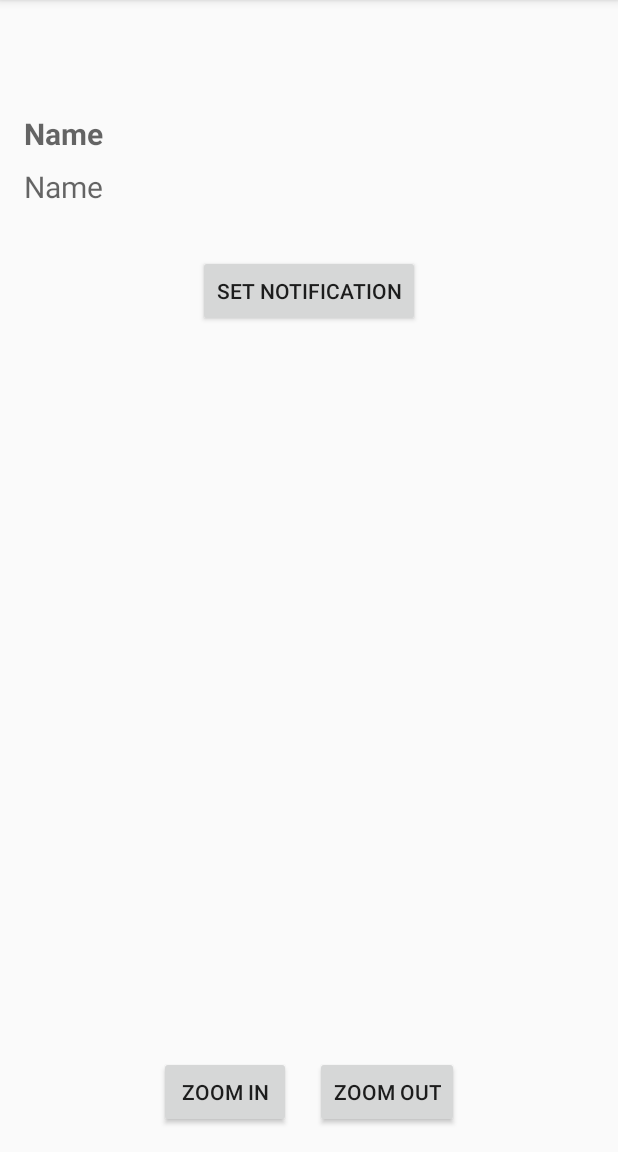
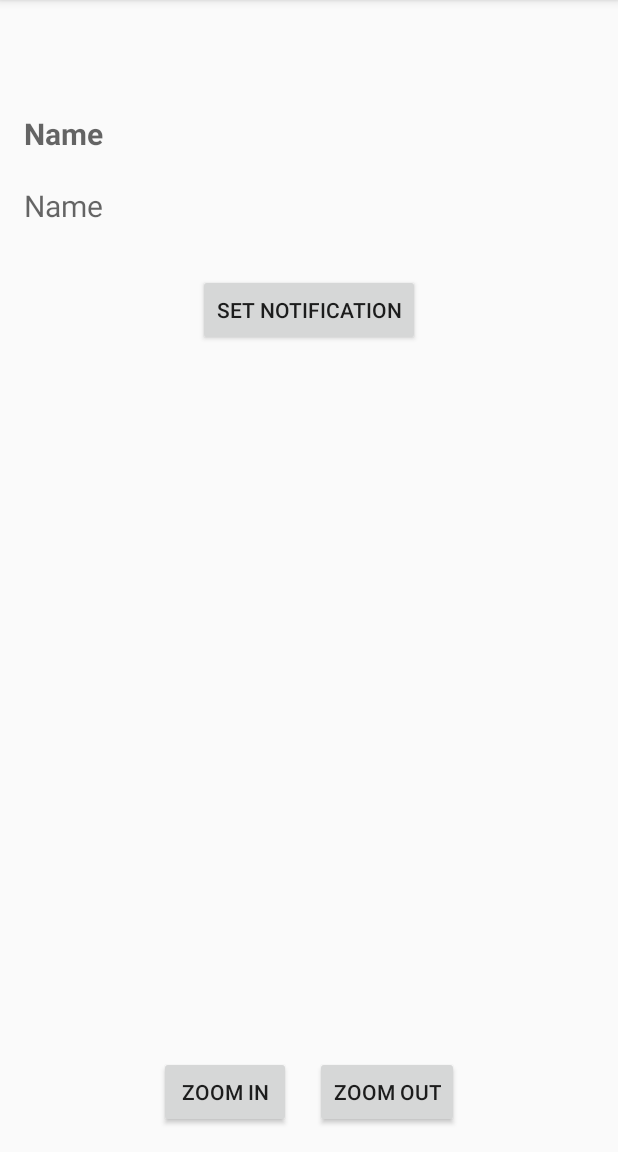
Before and after one commit to fadlullahn/sunnah, an Android app: the ReminderActivity screen opened directly, with no data from a screen before it, on a phone screen of 412 x 824 dp, the part 84-1236 px from its top. Run offline under Robolectric (Android 15) with nearby library versions, the phone set to English and light mode, and no system bars; pictures from the network do not load.

Commit message:
Initial commit

```diff
--- a/app/src/main/java/com/example/sunnah/ReminderActivity.java
+++ b/app/src/main/java/com/example/sunnah/ReminderActivity.java
@@ -5,6 +5,7 @@ import android.app.NotificationManager;
 import android.app.PendingIntent;
 import android.content.Intent;
 import android.content.SharedPreferences;
+import android.graphics.text.LineBreaker;
 import android.media.MediaPlayer;
 import android.os.Build;
 import android.os.Bundle;
@@ -210,6 +211,7 @@ public class ReminderActivity extends AppCompatActivity {
                     if (sentenceBuilder.length() > 0) {
                         TextView textView = new TextView(this);
                         textView.setText(sentenceBuilder.toString().trim());
+                        textView.setJustificationMode(LineBreaker.JUSTIFICATION_MODE_INTER_WORD);
                         textView.setTextSize(textSize); // Terapkan ukuran teks
                         playButtonsContainer.addView(textView);
                         sentenceBuilder.setLength(0); // Reset untuk kalimat berikutnya
@@ -230,6 +232,7 @@ public class ReminderActivity extends AppCompatActivity {
             if (sentenceBuilder.length() > 0) {
                 TextView textView = new TextView(this);
                 textView.setText(sentenceBuilder.toString().trim());
+                textView.setJustificationMode(LineBreaker.JUSTIFICATION_MODE_INTER_WORD);
                 textView.setTextSize(textSize); // Terapkan ukuran teks
                 playButtonsContainer.addView(textView);
             }
--- a/app/src/main/java/com/example/sunnah/SunnahUbahActivity.java
+++ b/app/src/main/java/com/example/sunnah/SunnahUbahActivity.java
@@ -1,6 +1,7 @@
 package com.example.sunnah;
 
 import android.content.Intent;
+import android.graphics.text.LineBreaker;
 import android.media.MediaPlayer;
 import android.os.Bundle;
 import android.util.Log;
@@ -203,6 +204,7 @@ public class SunnahUbahActivity extends AppCompatActivity {
                     if (sentenceBuilder.length() > 0) {
                         TextView textView = new TextView(this);
                         textView.setText(sentenceBuilder.toString().trim());
+                        textView.setJustificationMode(LineBreaker.JUSTIFICATION_MODE_INTER_WORD);
                         textView.setTextSize(textSize); // Terapkan ukuran teks
                         playButtonsContainer.addView(textView);
                         sentenceBuilder.setLength(0); // Reset untuk kalimat berikutnya
@@ -223,6 +225,7 @@ public class SunnahUbahActivity extends AppCompatActivity {
             if (sentenceBuilder.length() > 0) {
                 TextView textView = new TextView(this);
                 textView.setText(sentenceBuilder.toString().trim());
+                textView.setJustificationMode(LineBreaker.JUSTIFICATION_MODE_INTER_WORD);
                 textView.setTextSize(textSize); // Terapkan ukuran teks
                 playButtonsContainer.addView(textView);
             }
--- a/app/src/main/res/layout/activity_reminder.xml
+++ b/app/src/main/res/layout/activity_reminder.xml
@@ -47,27 +47,28 @@
 
             <TextView
                 android:id="@+id/tv_name"
-                android:layout_width="wrap_content"
+                android:layout_width="match_parent"
                 android:layout_height="wrap_content"
                 android:hint="Name"
                 android:textStyle="bold"
                 android:textSize="20sp"
-                android:inputType="text"/>
+                android:layout_marginBottom="10dp"/>
 
             <ImageView
                 android:id="@+id/tv_gambar"
                 android:layout_gravity="center"
                 android:layout_width="wrap_content"
                 android:layout_height="wrap_content"
-                android:layout_marginBottom="4dp"
-                android:layout_marginTop="4dp"
+                android:layout_marginBottom="5dp"
+                android:layout_marginTop="5dp"
                 android:scaleType="centerCrop"
                 app:layout_constraintDimensionRatio="H,1:1"
                 app:layout_constraintEnd_toStartOf="@+id/guideline"
                 app:layout_constraintStart_toStartOf="parent"
                 app:layout_constraintTop_toTopOf="parent"
                 app:layout_constraintBottom_toBottomOf="parent"
-                tools:src="@color/colorAccent" />
+                tools:src="@color/colorAccent"
+                />
 
             <LinearLayout
                 android:id="@+id/play_buttons_container"
--- a/app/src/main/res/layout/activity_sunnah_ubah.xml
+++ b/app/src/main/res/layout/activity_sunnah_ubah.xml
@@ -35,14 +35,15 @@
                 android:textStyle="bold"
                 android:textSize="20sp"
                 android:justificationMode="inter_word"
+                android:layout_marginBottom="10dp"
                 />
             <ImageView
                 android:id="@+id/tv_gambar"
                 android:layout_gravity="center"
                 android:layout_width="wrap_content"
                 android:layout_height="wrap_content"
-                android:layout_marginBottom="4dp"
-                android:layout_marginTop="4dp"
+                android:layout_marginBottom="5dp"
+                android:layout_marginTop="5dp"
                 android:scaleType="centerCrop"
                 app:layout_constraintDimensionRatio="H,1:1"
                 app:layout_constraintEnd_toStartOf="@+id/guideline"
```
Also changed, not shown: app/src/main/res/layout/activity_pengertian.xml (+6 -3 lines).
